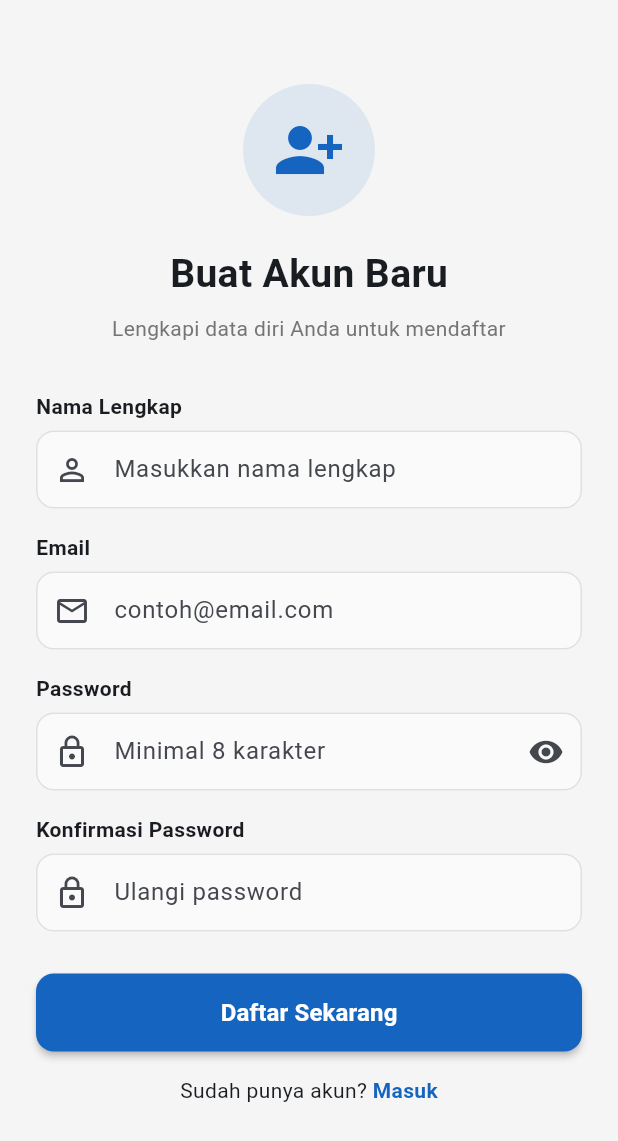
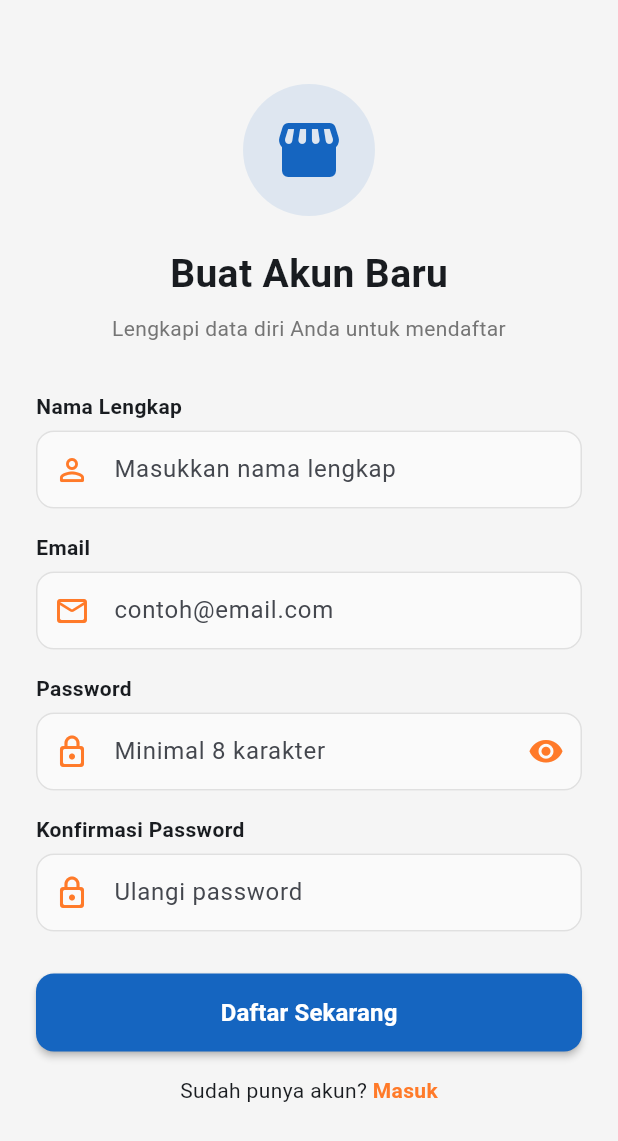
Before and after one commit to Mariariaardyanti/UAS_SEM6, a Flutter app: the RegisterPage screen opened by its route, on a phone screen of 412 x 824 dp. Shown: the top 1141 px of the screen. Run offline on Flutter 3.47's test engine with Material 3 defaults, Android fonts, the phone set to English and light mode, and no system bars; our stand-ins replace app_links, dio, email_validator, equatable, firebase_auth, firebase_core and 4 more; missing offline and left inert: flutter_biometric_kit; accounts and stored records are empty.

Commit message:
update :regis page

```diff
--- a/lib/features/auth/presentation/pages/register_page.dart
+++ b/lib/features/auth/presentation/pages/register_page.dart
@@ -16,6 +16,9 @@ class RegisterPage extends StatefulWidget {
 }
 
 class _RegisterPageState extends State<RegisterPage> {
+  // Aksen oren dipakai konsisten untuk icon & link di halaman ini.
+  static const Color _accentOrange = Color(0xFFFF7A29);
+
   final _formKey = GlobalKey<FormState>();
   final _nameCtrl = TextEditingController();
   final _emailCtrl = TextEditingController();
@@ -73,7 +76,7 @@ class _RegisterPageState extends State<RegisterPage> {
                 children: [
                   const SizedBox(height: 32),
                   const AuthHeader(
-                    icon: Icons.person_add_alt_1,
+                    icon: Icons.storefront_rounded,
                     title: 'Buat Akun Baru',
                     subtitle: 'Lengkapi data diri Anda untuk mendaftar',
                   ),
@@ -82,7 +85,10 @@ class _RegisterPageState extends State<RegisterPage> {
                     label: 'Nama Lengkap',
                     hint: 'Masukkan nama lengkap',
                     controller: _nameCtrl,
-                    prefixIcon: const Icon(Icons.person_outline),
+                    prefixIcon: const Icon(
+                      Icons.person_outline_rounded,
+                      color: _accentOrange,
+                    ),
                     validator: (v) =>
                         (v?.isEmpty ?? true) ? 'Nama wajib diisi' : null,
                   ),
@@ -92,7 +98,10 @@ class _RegisterPageState extends State<RegisterPage> {
                     hint: 'contoh@email.com',
                     controller: _emailCtrl,
                     keyboardType: TextInputType.emailAddress,
-                    prefixIcon: const Icon(Icons.email_outlined),
+                    prefixIcon: const Icon(
+                      Icons.mail_outline_rounded,
+                      color: _accentOrange,
+                    ),
                     validator: (v) {
                       if (v?.isEmpty ?? true) return 'Email wajib diisi';
                       if (!EmailValidator.validate(v!)) {
@@ -107,10 +116,16 @@ class _RegisterPageState extends State<RegisterPage> {
                     hint: 'Minimal 8 karakter',
                     controller: _passCtrl,
                     obscureText: !_showPass,
-                    prefixIcon: const Icon(Icons.lock_outline),
+                    prefixIcon: const Icon(
+                      Icons.lock_outline_rounded,
+                      color: _accentOrange,
+                    ),
                     suffixIcon: IconButton(
                       icon: Icon(
-                        _showPass ? Icons.visibility_off : Icons.visibility,
+                        _showPass
+                            ? Icons.visibility_off_rounded
+                            : Icons.visibility_rounded,
+                        color: _accentOrange,
                       ),
                       onPressed: () =>
                           setState(() => _showPass = !_showPass),
@@ -125,7 +140,10 @@ class _RegisterPageState extends State<RegisterPage> {
                     hint: 'Ulangi password',
                     controller: _pass2Ctrl,
                     obscureText: !_showPass,
-                    prefixIcon: const Icon(Icons.lock_outline),
+                    prefixIcon: const Icon(
+                      Icons.lock_outline_rounded,
+                      color: _accentOrange,
+                    ),
                     validator: (v) =>
                         v != _passCtrl.text ? 'Password tidak cocok' : null,
                   ),
@@ -148,7 +166,7 @@ class _RegisterPageState extends State<RegisterPage> {
                         child: const Text(
                           'Masuk',
                           style: TextStyle(
-                            color: Color(0xFF1565C0),
+                            color: _accentOrange,
                             fontWeight: FontWeight.bold,
                           ),
                         ),
```
